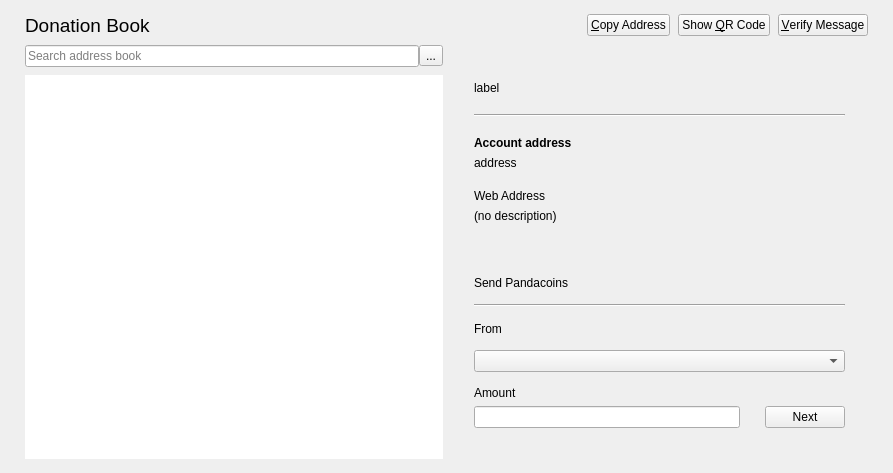
justthedoctor/pandacoin-dev, file src/qt/forms/donationbook.ui: the form before one commit.
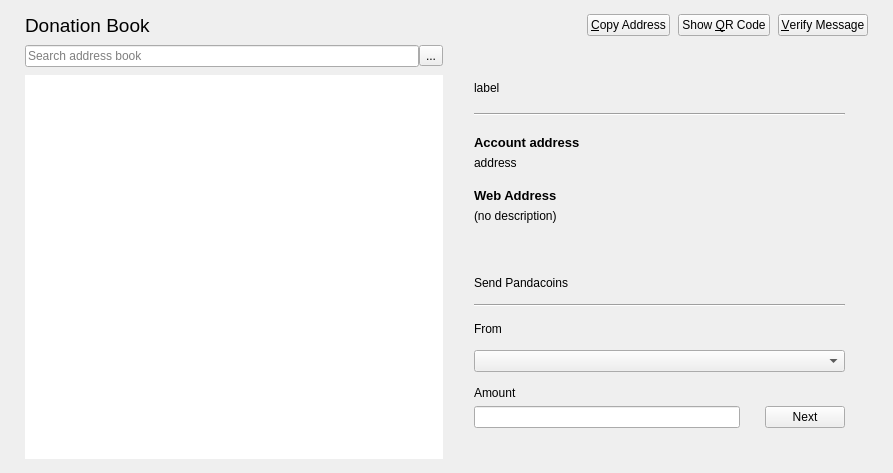
The form after the commit. Icons and pictures are not drawn. Custom widgets are drawn as their Qt base class.

What changed in the file:
```diff
--- a/src/qt/forms/donationbook.ui
+++ b/src/qt/forms/donationbook.ui
@@ -256,6 +256,7 @@
             <widget class="QLabel" name="addressbook_account_address_heading">
              <property name="font">
               <font>
+               <pointsize>10</pointsize>
                <weight>75</weight>
                <bold>true</bold>
               </font>
@@ -287,6 +288,13 @@
            </item>
            <item>
             <widget class="QLabel" name="donationbook_account_description_heading">
+             <property name="font">
+              <font>
+               <pointsize>10</pointsize>
+               <weight>75</weight>
+               <bold>true</bold>
+              </font>
+             </property>
              <property name="text">
               <string notr="true">Web Address</string>
              </property>
```
